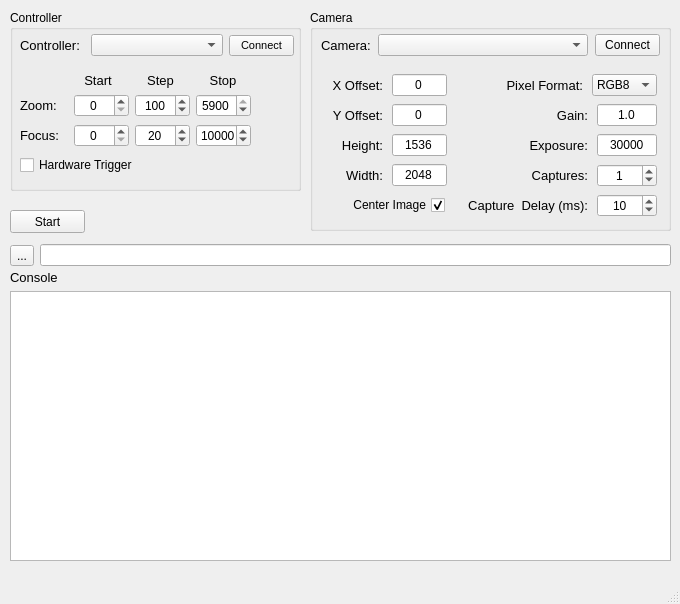
The window that capture_gui/src/capture_gui.ui (NSWC-Crane/passive_range) describes before a commit, drawn with Qt 5.
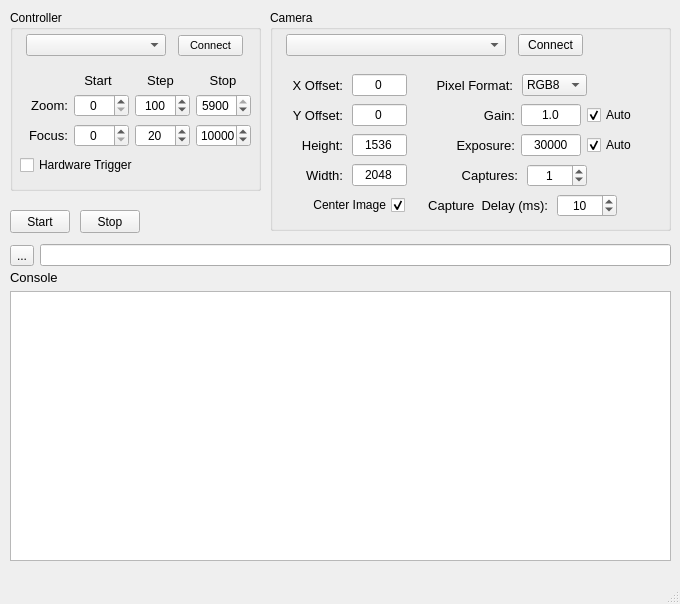
The same window after the commit.

Commit message: adding stop button

The edit to the form file:
```diff
--- a/capture_gui/src/capture_gui.ui
+++ b/capture_gui/src/capture_gui.ui
@@ -106,7 +106,7 @@
      <rect>
       <x>10</x>
       <y>10</y>
-      <width>291</width>
+      <width>251</width>
       <height>181</height>
      </rect>
     </property>
@@ -118,43 +118,25 @@
       <rect>
        <x>10</x>
        <y>20</y>
-       <width>274</width>
+       <width>231</width>
        <height>31</height>
       </rect>
      </property>
      <layout class="QHBoxLayout" name="horizontalLayout_2">
-      <item>
-       <widget class="QLabel" name="label_2">
-        <property name="minimumSize">
-         <size>
-          <width>60</width>
-          <height>0</height>
-         </size>
-        </property>
-        <property name="maximumSize">
-         <size>
-          <width>65</width>
-          <height>16777215</height>
-         </size>
-        </property>
-        <property name="font">
-         <font>
-          <pointsize>10</pointsize>
-         </font>
-        </property>
-        <property name="text">
-         <string>Controller:</string>
-        </property>
-       </widget>
-      </item>
       <item>
        <widget class="QComboBox" name="ftdi_cb">
         <property name="minimumSize">
          <size>
-          <width>130</width>
+          <width>140</width>
           <height>0</height>
          </size>
         </property>
+        <property name="maximumSize">
+         <size>
+          <width>140</width>
+          <height>16777215</height>
+         </size>
+        </property>
        </widget>
       </item>
       <item>
@@ -216,6 +198,9 @@
         <property name="text">
          <string>Focus:</string>
         </property>
+        <property name="alignment">
+         <set>Qt::AlignRight|Qt::AlignTrailing|Qt::AlignVCenter</set>
+        </property>
        </widget>
       </item>
       <item>
@@ -402,6 +387,9 @@
         <property name="text">
          <string>Zoom:</string>
         </property>
+        <property name="alignment">
+         <set>Qt::AlignRight|Qt::AlignTrailing|Qt::AlignVCenter</set>
+        </property>
        </widget>
       </item>
       <item>
@@ -519,9 +507,9 @@
    <widget class="QGroupBox" name="camera_gb">
     <property name="geometry">
      <rect>
-      <x>310</x>
+      <x>270</x>
       <y>10</y>
-      <width>361</width>
+      <width>401</width>
       <height>221</height>
      </rect>
     </property>
@@ -592,9 +580,9 @@
     <widget class="QWidget" name="horizontalLayoutWidget_12">
      <property name="geometry">
       <rect>
-       <x>180</x>
+       <x>150</x>
        <y>120</y>
-       <width>171</width>
+       <width>219</width>
        <height>31</height>
       </rect>
      </property>
@@ -648,6 +636,31 @@
         </property>
        </widget>
       </item>
+      <item>
+       <widget class="QCheckBox" name="auto_exp">
+        <property name="minimumSize">
+         <size>
+          <width>50</width>
+          <height>0</height>
+         </size>
+        </property>
+        <property name="maximumSize">
+         <size>
+          <width>50</width>
+          <height>16777215</height>
+         </size>
+        </property>
+        <property name="layoutDirection">
+         <enum>Qt::LeftToRight</enum>
+        </property>
+        <property name="text">
+         <string>Auto</string>
+        </property>
+        <property name="checked">
+         <bool>true</bool>
+        </property>
+       </widget>
+      </item>
      </layout>
     </widget>
     <widget class="QWidget" name="horizontalLayoutWidget_8">
@@ -775,7 +788,7 @@
     <widget class="QWidget" name="horizontalLayoutWidget_10">
      <property name="geometry">
       <rect>
-       <x>180</x>
+       <x>150</x>
        <y>60</y>
        <width>171</width>
        <height>31</height>
@@ -901,9 +914,9 @@
     <widget class="QWidget" name="horizontalLayoutWidget_11">
      <property name="geometry">
       <rect>
-       <x>180</x>
+       <x>150</x>
        <y>90</y>
-       <width>171</width>
+       <width>219</width>
        <height>31</height>
       </rect>
      </property>
@@ -957,6 +970,31 @@
         </property>
        </widget>
       </item>
+      <item>
+       <widget class="QCheckBox" name="auto_gain">
+        <property name="minimumSize">
+         <size>
+          <width>50</width>
+          <height>0</height>
+         </size>
+        </property>
+        <property name="maximumSize">
+         <size>
+          <width>50</width>
+          <height>16777215</height>
+         </size>
+        </property>
+        <property name="layoutDirection">
+         <enum>Qt::LeftToRight</enum>
+        </property>
+        <property name="text">
+         <string>Auto</string>
+        </property>
+        <property name="checked">
+         <bool>true</bool>
+        </property>
+       </widget>
+      </item>
      </layout>
     </widget>
     <widget class="QWidget" name="horizontalLayoutWidget_3">
@@ -964,46 +1002,22 @@
       <rect>
        <x>10</x>
        <y>20</y>
-       <width>341</width>
+       <width>311</width>
        <height>31</height>
       </rect>
      </property>
      <layout class="QHBoxLayout" name="horizontalLayout_3">
-      <item>
-       <widget class="QLabel" name="label_4">
-        <property name="minimumSize">
-         <size>
-          <width>50</width>
-          <height>0</height>
-         </size>
-        </property>
-        <property name="maximumSize">
-         <size>
-          <width>50</width>
-          <height>16777215</height>
-         </size>
-        </property>
-        <property name="font">
-         <font>
-          <pointsize>10</pointsize>
-         </font>
-        </property>
-        <property name="text">
-         <string>Camera:</string>
-        </property>
-       </widget>
-      </item>
       <item>
        <widget class="QComboBox" name="cam_cb">
         <property name="minimumSize">
          <size>
-          <width>210</width>
+          <width>220</width>
           <height>0</height>
          </size>
         </property>
         <property name="maximumSize">
          <size>
-          <width>210</width>
+          <width>220</width>
           <height>16777215</height>
          </size>
         </property>
@@ -1033,7 +1047,7 @@
     <widget class="QWidget" name="horizontalLayoutWidget_14">
      <property name="geometry">
       <rect>
-       <x>180</x>
+       <x>150</x>
        <y>150</y>
        <width>171</width>
        <height>31</height>
@@ -1201,14 +1215,51 @@
      <rect>
       <x>10</x>
       <y>210</y>
-      <width>75</width>
+      <width>60</width>
       <height>23</height>
      </rect>
     </property>
+    <property name="minimumSize">
+     <size>
+      <width>60</width>
+      <height>0</height>
+     </size>
+    </property>
+    <property name="maximumSize">
+     <size>
+      <width>60</width>
+      <height>16777215</height>
+     </size>
+    </property>
     <property name="text">
      <string>Start</string>
     </property>
    </widget>
+   <widget class="QPushButton" name="stop_capture">
+    <property name="geometry">
+     <rect>
+      <x>80</x>
+      <y>210</y>
+      <width>60</width>
+      <height>23</height>
+     </rect>
+    </property>
+    <property name="minimumSize">
+     <size>
+      <width>60</width>
+      <height>0</height>
+     </size>
+    </property>
+    <property name="maximumSize">
+     <size>
+      <width>60</width>
+      <height>16777215</height>
+     </size>
+    </property>
+    <property name="text">
+     <string>Stop</string>
+    </property>
+   </widget>
   </widget>
   <widget class="QMenuBar" name="menubar">
    <property name="geometry">
```
The commit also changes 2 other files.
